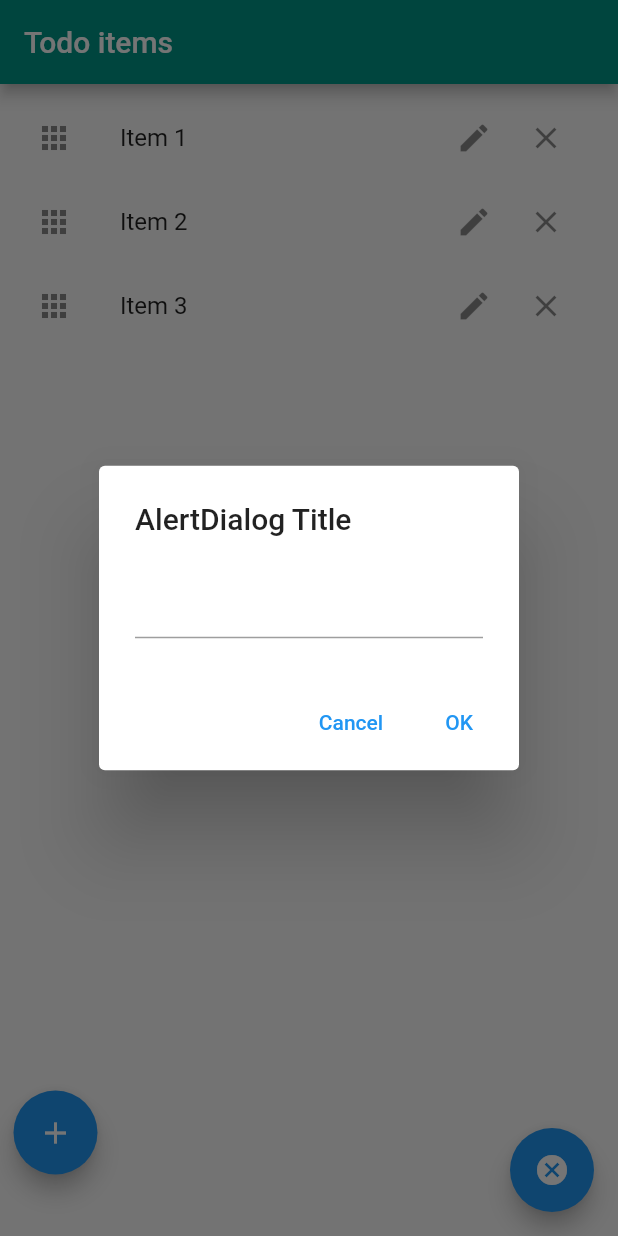
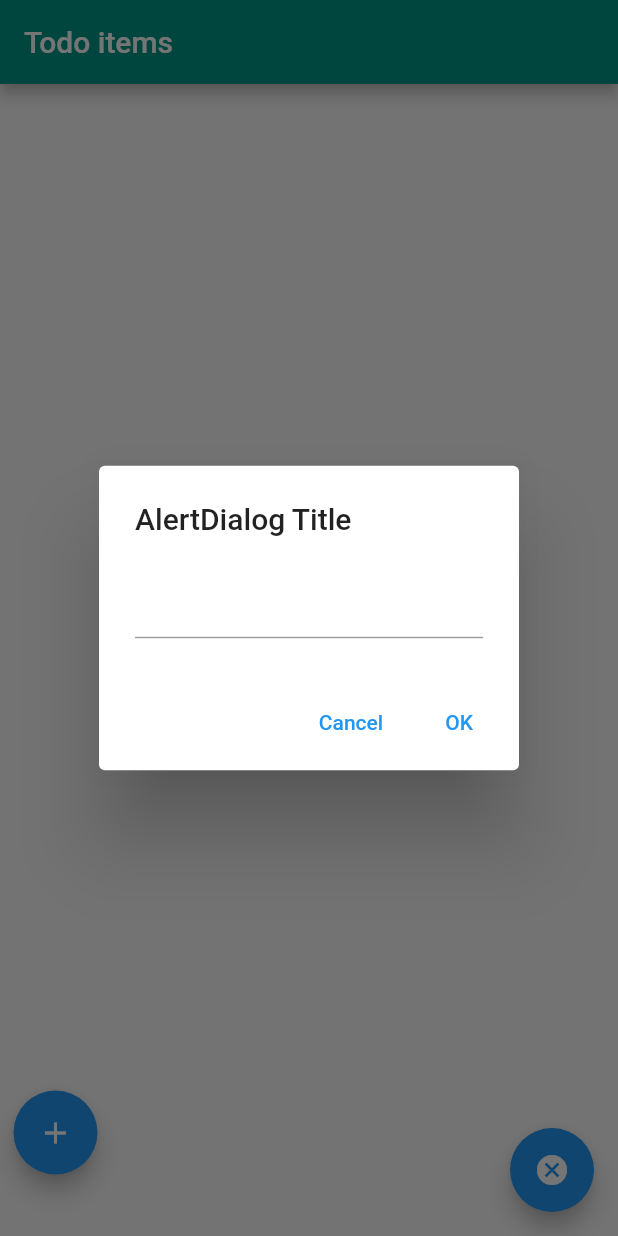
Before and after one commit to jcheron/flutter-todos, a Flutter app: the screen it shows after launch, after a tap on the "add" icon, on a phone screen of 412 x 824 dp. Run offline on Flutter 3.47's test engine with Material 2 defaults, Android fonts, the phone set to English and light mode, and no system bars.

Commit message:
Add Provider for Todos

```diff
--- a/lib/main.dart
+++ b/lib/main.dart
@@ -1,7 +1,10 @@
+import 'package:firstapp/providers/TodoListModel.dart';
 import 'package:flutter/material.dart';
+import 'package:provider/provider.dart';
 
 void main() {
-  runApp(const MyApp());
+  runApp(ChangeNotifierProvider(
+      create: (context) => TodoListModel(), child: const MyApp()));
 }
 
 class MyApp extends StatelessWidget {
@@ -50,45 +53,40 @@ class MyHomePage extends StatefulWidget {
 class _MyHomePageState extends State<MyHomePage> {
   int _counter = 0;
   String itemValue = '';
-  List<String> todoItems = [
-    'Item 1',
-    'Item 2',
-    'Item 3'
-  ]; //List.empty(growable: true);
+
+//List.empty(growable: true);
 
   Future<String?> addItemDialog([int index = -1]) {
     return showDialog<String>(
       context: context,
       builder: (BuildContext context) => AlertDialog(
         title: const Text('AlertDialog Title'),
-        content: TextFormField(
-            initialValue: (index == -1) ? '' : todoItems[index],
+        content: Consumer<TodoListModel>(builder: (context, todoList, child) {
+          return TextFormField(
+              initialValue: (index == -1) ? '' : todoList.todos[index],
               onChanged: (value) {
                 itemValue = value;
+              });
         }),
         actions: <Widget>[
           TextButton(
             onPressed: () => Navigator.pop(context, 'Cancel'),
             child: const Text('Cancel'),
           ),
-          TextButton(
+          Consumer<TodoListModel>(builder: (context, todoList, child) {
+            return TextButton(
               onPressed: () {
                 setState(() {
-                todoItems.add(itemValue);
+                  todoList.addItem(itemValue);
                   Navigator.pop(context, 'Ok');
                 });
               },
               child: const Text('OK'),
-          ),
+            );
+          }),
         ],
       ),
     );
-  }
-
-  void _incrementCounter() {
-    setState(() {
-      todoItems.add('value');
-    });
   }
 
   @override
@@ -106,16 +104,18 @@ class _MyHomePageState extends State<MyHomePage> {
           title: Text(widget.title),
           backgroundColor: Colors.teal,
         ),
-        body: ListView.builder(
+        body: Consumer<TodoListModel>(builder: (context, todolist, child) {
+          List<String> todos = todolist.todos;
+          return ListView.builder(
               padding: const EdgeInsets.all(8),
-            itemCount: todoItems.length,
+              itemCount: todos.length,
               itemBuilder: (BuildContext context, int index) {
                 return ListTile(
                   hoverColor: Colors.teal,
                   leading: Icon(
                     Icons.apps,
                   ),
-                title: Text('${todoItems[index]}'),
+                  title: Text(todos[index]),
                   dense: false,
                   trailing:
                       Row(mainAxisSize: MainAxisSize.min, children: <Widget>[
@@ -126,13 +126,12 @@ class _MyHomePageState extends State<MyHomePage> {
                     IconButton(
                       icon: Icon(Icons.clear),
                       onPressed: () {
-                      setState(() {
-                        todoItems.removeAt(index);
-                      });
+                        todolist.remove(index);
                       },
                     ),
                   ]),
                 );
+              });
         }),
         floatingActionButton: Stack(children: <Widget>[
           Align(
@@ -148,13 +147,14 @@ class _MyHomePageState extends State<MyHomePage> {
           ),
           Align(
             alignment: Alignment.bottomRight,
-              child: FloatingActionButton(
+            child: Consumer<TodoListModel>(builder: (context, todoList, child) {
+              return FloatingActionButton(
                   child: const Icon(Icons.cancel),
                   onPressed: () {
-                    setState(() {
-                      todoItems.clear();
+                    todoList.clear();
                   });
-                  })),
+            }),
+          ),
         ]) // This trailing comma makes auto-formatting nicer for build methods.
         );
   }
--- /dev/null
+++ b/lib/providers/TodoListModel.dart
@@ -0,0 +1,24 @@
+import 'package:flutter/widgets.dart';
+
+class TodoListModel extends ChangeNotifier {
+  List<String> _todos = List.empty(growable: true);
+
+  addItem(String item) {
+    _todos.add(item);
+    notifyListeners();
+  }
+
+  get todos {
+    return _todos;
+  }
+
+  remove(int index) {
+    _todos.removeAt(index);
+    notifyListeners();
+  }
+
+  clear() {
+    _todos.clear();
+    notifyListeners();
+  }
+}
--- a/pubspec.yaml
+++ b/pubspec.yaml
@@ -29,7 +29,7 @@ environment:
 dependencies:
   flutter:
     sdk: flutter
-
+  provider: ^6.0.2
 
   # The following adds the Cupertino Icons font to your application.
   # Use with the CupertinoIcons class for iOS style icons.
```
Lines whose indentation alone changed are shown as unchanged.
